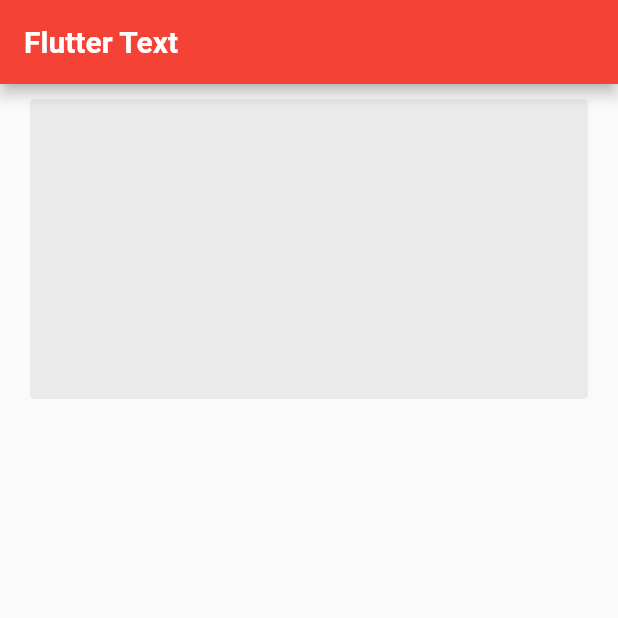
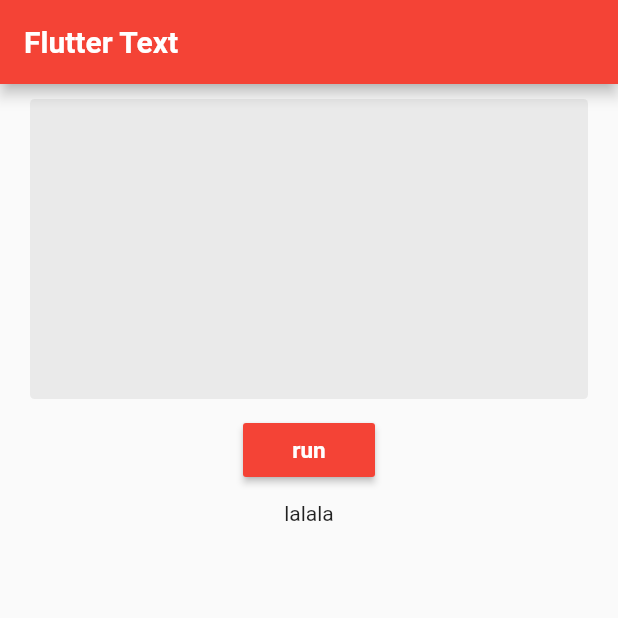
Before and after one commit to 8kEatRadish/-KeepLoveFlutter, a Flutter app: the screen it shows after launch, on a phone screen of 412 x 824 dp, the top half of it. Run offline on Flutter 3.47's test engine with Material 2 defaults, Android fonts, the phone set to English and light mode, and no system bars; our stand-ins replace cached_network_image, dio, event_bus, fluro, flutter_swiper; missing offline and left inert: flutter_webview_plugin.

Commit message:
feat: a little layout

```diff
--- a/flutter_text/lib/page/home_page.dart
+++ b/flutter_text/lib/page/home_page.dart
@@ -18,7 +18,9 @@ class _HomePage extends State<HomePage>{
           ),
         ),
       ),
-      body: Container(
+      body: new Column(
+          children: <Widget>[
+            Container(
               height: 200,
               margin: const EdgeInsets.symmetric(
                   horizontal: 20,
@@ -29,6 +31,27 @@ class _HomePage extends State<HomePage>{
                   borderRadius: BorderRadius.all(Radius.circular(3.0))
               ),
             ),
+            RaisedButton(
+              color: Colors.red,
+              highlightColor: Colors.grey,
+              onPressed: ()=>debugPrint('lalala'),
+              child: Text(
+                'run',
+                style: TextStyle(
+                  color: Colors.white,
+                  fontSize: 15,
+                  fontWeight: FontWeight.bold
+                ),
+              ),
+            ),
+            SizedBox(height: 10),
+            new FittedBox(
+              fit: BoxFit.contain,
+              alignment: Alignment.center,
+              child: Text('lalala'),
+            )
+          ],
+        ),
     );
   }
 }
```
Lines whose indentation alone changed are shown as unchanged.
